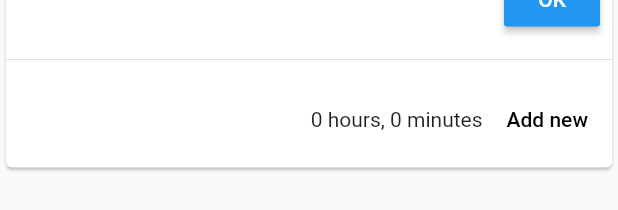
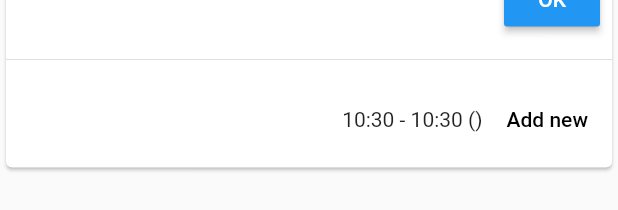
Before and after one commit to aweas/Journey-planner, a Flutter app: the JourneyPlanCard widget shown alone on an empty page, opened directly with empty values, after a tap on "Add new", after a tap on "OK", on a phone screen of 412 x 824 dp. Shown: the part 320-530 px from the top of the screen. Run offline on Flutter 3.47's test engine with Material 2 defaults, Android fonts, the phone set to English and light mode, and no system bars.

```diff
--- a/lib/helpers/journey_classes.dart
+++ /dev/null
@@ -1,159 +0,0 @@
-import 'package:flutter/material.dart';
-
-class JourneyPlan {
-  List<JourneyElement> journeyElements;
-  int duration = 0;
-  JourneyPlan({List<JourneyElement> elements}) {
-    this.journeyElements = elements;
-  }
-
-  JourneyPlanCard buildCard() {
-    this.journeyElements.forEach((x) => duration += x.time);
-    return new JourneyPlanCard(plan: this);
-  }
-
-  void add(JourneyElement element) {
-    this.journeyElements.add(element);
-    this.duration += element.time;
-  }
-}
-
-class JourneyElement {
-  Icon icon;
-  String name;
-  String comment;
-  int time;
-
-  JourneyElement({Icon icon, String name, String comment, int time}) {
-    this.icon = icon;
-    this.name = name;
-    this.comment = comment;
-    this.time = time;
-  }
-
-  JourneyElementTile buildTile() {
-    return new JourneyElementTile(element: this);
-  }
-}
-
-class JourneyElementTile extends ListTile {
-  JourneyElementTile({Key key, JourneyElement element})
-      : super(
-            key: key,
-            leading: element.icon,
-            title: new Text(element.name),
-            subtitle: new Text(element.comment),
-            trailing: new Text(element.time.toString()));
-}
-
-class JourneyElementInput extends Form {
-  final JourneyElement element;
-  final _JourneyPlanCard plan;
-  static GlobalKey<FormState> formKey = new GlobalKey<FormState>();
-  JourneyElementInput({this.element, this.plan})
-      : super(
-            key:formKey,
-            child: new Column(children: <Widget>[
-              new TextFormField(
-                  decoration:
-                      new InputDecoration(hintText: 'Tram', labelText: 'Name'),
-                  onSaved: (String value){
-                    element.name = value;
-                  }),
-              new TextFormField(
-                  decoration: new InputDecoration(
-                      hintText: 'T27', labelText: 'Description'),
-                  onSaved: (String value){
-                    element.comment = value;
-                  }),
-              new TextFormField(
-                  keyboardType: TextInputType.numberWithOptions(
-                      signed: true, decimal: false),
-                  decoration: new InputDecoration(
-                      hintText: '15', labelText: 'Time (minutes)'),
-                  onSaved: (String value){
-                    element.time = int.parse(value);
-                  }),
-              new ButtonTheme.bar(
-                  child: new ButtonBar(children: [
-                RaisedButton(
-                  child: const Text(
-                    "OK",
-                    style: const TextStyle(color: Colors.white),
-                  ),
-                  onPressed: () {
-                      formKey.currentState.save();
-                      plan.setState((){
-                        element.icon = new Icon(Icons.directions_bus);
-                        plan.tile = null;
-                        plan.widget.plan.add(element);
-                      });
-                  },
-                  color: Colors.blue,
-                )
-              ]))
-            ]));
-}
-
-class JourneyPlanCard extends StatefulWidget {
-  final JourneyPlan plan;
-  JourneyPlanCard({Key key, this.plan}) : super(key: key);
-
-  @override
-  _JourneyPlanCard createState() => _JourneyPlanCard();
-}
-
-class _JourneyPlanCard extends State<JourneyPlanCard> {
-  JourneyElementInput tile;
-  JourneyElement newTile = new JourneyElement();
-
-  @override
-  Widget build(BuildContext context) {
-    List<JourneyElementTile> tiles = [];
-    widget.plan.journeyElements
-        .forEach((element) => tiles.add(element.buildTile()));
-
-    List<Widget> temp = new List.from(tiles);
-    List<Widget> newData = [];
-    temp.forEach((item) {
-      newData.add(item);
-      newData.add(new Divider());
-    });
-
-    if (tile != null) {
-      newData.add(tile);
-      newData.add(new Divider());
-    }
-
-    newData.add(new ButtonTheme.bar(
-      child: new ButtonBar(
-        children: <Widget>[
-          new Text(buildString()),
-          new FlatButton(
-            child: const Text('Add new'),
-            onPressed: () {
-              setState(() {
-                tile = new JourneyElementInput(element: newTile, plan:this);
-              });
-            },
-          ),
-        ],
-      ),
-    ));
-
-    Card card = new Card(
-      child: new Column(
-        mainAxisSize: MainAxisSize.min,
-        children: newData,
-      ),
-    );
-
-    return card;
-  }
-
-  String buildString(){
-     int hours = (widget.plan.duration/60).round();
-     int minutes = widget.plan.duration%60;
-     return "$hours hours, $minutes minutes";
-  }
-}
--- /dev/null
+++ b/lib/helpers/journey_elements.dart
@@ -0,0 +1,99 @@
+import 'package:flutter/material.dart';
+
+String buildString(int time) {
+  int hours = (time / 60).floor();
+  int minutes = time % 60;
+  String res = "";
+  if (hours != 0) res += "$hours hours ";
+  if (minutes != 0) res += "$minutes minutes";
+  return res;
+}
+
+class JourneyElement {
+  Icon icon;
+  String name;
+  String comment;
+  int time;
+
+  JourneyElement({Icon icon, String name, String comment, int time}) {
+    this.icon = icon;
+    this.name = name;
+    this.comment = comment;
+    this.time = time;
+  }
+
+  JourneyElementTile buildTile() {
+    return new JourneyElementTile(element: this);
+  }
+}
+
+class JourneyElementTile extends ListTile {
+  JourneyElementTile({Key key, JourneyElement element})
+      : super(
+            key: key,
+            leading: element.icon,
+            title: new Text(element.name),
+            subtitle: new Text(element.comment),
+            trailing: new Text(buildString(element.time)));
+}
+
+class JourneyElementInput extends StatefulWidget {
+  final Function saveHandler;
+
+  JourneyElementInput({Key key, this.saveHandler}) : super(key: key);
+
+  @override
+  _JourneyElementInput createState() => _JourneyElementInput(saveHandler);
+}
+
+class _JourneyElementInput extends State<JourneyElementInput> {
+  final GlobalKey<FormState> formKey = new GlobalKey<FormState>();
+  final Function saveHandler;
+
+  final TextEditingController nameController = new TextEditingController();
+  final TextEditingController descController = new TextEditingController();
+  final TextEditingController timeController = new TextEditingController();
+
+  _JourneyElementInput(this.saveHandler) : super();
+
+  @override
+  Widget build(BuildContext context) {
+    Column result = new Column(children: <Widget>[
+      new TextFormField(
+          decoration: new InputDecoration(hintText: 'Tram', labelText: 'Name'),
+          controller: nameController),
+      new TextFormField(
+          decoration:
+              new InputDecoration(hintText: 'T27', labelText: 'Description'),
+          controller: descController),
+      new TextFormField(
+          keyboardType:
+              TextInputType.numberWithOptions(signed: true, decimal: false),
+          decoration:
+              new InputDecoration(hintText: '15', labelText: 'Time (minutes)'),
+          controller: timeController),
+      new ButtonTheme.bar(
+          child: new ButtonBar(children: [
+        RaisedButton(
+          child: const Text(
+            "OK",
+            style: const TextStyle(color: Colors.white),
+          ),
+          onPressed: () {
+            JourneyElement input = new JourneyElement(
+              icon: new Icon(Icons.directions_bus),
+              name: nameController.text,
+              comment: descController.text,
+              time: int.parse(timeController.text)
+              );
+
+            this.saveHandler(input);
+          },
+          color: Colors.blue,
+        )
+      ]))
+    ]);
+
+    return result;
+  }
+}
--- /dev/null
+++ b/lib/helpers/journey_plans.dart
@@ -0,0 +1,116 @@
+import 'package:flutter/material.dart';
+import 'package:journey_list/helpers/journey_elements.dart';
+
+class JourneyPlan {
+  List<JourneyElement> journeyElements;
+  int duration = 0;
+  JourneyPlan({List<JourneyElement> elements}) {
+    this.journeyElements = elements;
+  }
+
+  JourneyPlanCard buildCard() {
+    duration = 0;
+    this.journeyElements.forEach((x) => duration += x.time);
+    return new JourneyPlanCard(plan: this);
+  }
+
+  void add(JourneyElement element) {
+    this.journeyElements.add(element);
+    this.duration += element.time;
+  }
+}
+
+class JourneyPlanCard extends StatefulWidget {
+  final JourneyPlan plan;
+  JourneyPlanCard({Key key, this.plan}) : super(key: key);
+
+  @override
+  _JourneyPlanCard createState() => _JourneyPlanCard();
+}
+
+class _JourneyPlanCard extends State<JourneyPlanCard> {
+  JourneyElementInput inputFormTile;
+  JourneyElement newTile = new JourneyElement();
+
+  void addItemToList(JourneyElement tile) {
+    setState(() {
+      inputFormTile = null;
+      widget.plan.add(tile);
+    });
+  }
+
+  @override
+  Widget build(BuildContext context) {
+    List<JourneyElementTile> tiles = [];
+    widget.plan.journeyElements
+        .forEach((element) => tiles.add(element.buildTile()));
+
+    List<Widget> temp = new List.from(tiles);
+    List<Widget> newData = [];
+    temp.forEach((item) {
+      newData.add(item);
+      newData.add(new Divider());
+    });
+
+    if (inputFormTile != null) {
+      newData.add(inputFormTile);
+      newData.add(new Divider());
+    }
+
+    newData.add(new ButtonTheme.bar(
+      child: new ButtonBar(
+        children: <Widget>[
+          new Text( craftHourString()
+            ),
+          new FlatButton(
+            child: const Text('Add new'),
+            onPressed: () {
+              setState(() {
+                inputFormTile = new JourneyElementInput(saveHandler: addItemToList);
+              });
+            },
+          ),
+        ],
+      ),
+    ));
+
+    Card card = new Card(
+      child: new Column(
+        mainAxisSize: MainAxisSize.min,
+        children: newData,
+      ),
+    );
+
+    return card;
+  }
+
+  String _leadingZero(int time) {
+    if(time>=10)
+      return time.toString();
+    else if(time!=0)
+      return "0$time";
+    else
+      return "00";
+  }
+
+  String craftHourString() {
+    int hourNow = DateTime.now().hour;
+    int minuteNow = DateTime.now().minute;
+    int minutesTillNow = hourNow*60+minuteNow;
+
+    int minutesTillDestination = minutesTillNow + widget.plan.duration;
+    int hourThen = (minutesTillDestination/60).floor();
+    int minuteThen = minutesTillDestination%60;
+
+
+    String hourNowZero = _leadingZero(hourNow);
+    String minuteNowZero = _leadingZero(minuteNow);
+    String hourThenZero = _leadingZero(hourThen);
+    String minuteThenZero = _leadingZero(minuteThen);
+    String elapsed = buildString(widget.plan.duration);
+
+    String res = "$hourNowZero:$minuteNowZero - $hourThenZero:$minuteThenZero ($elapsed)";
+
+    return res;
+  }
+}
--- a/lib/main.dart
+++ b/lib/main.dart
@@ -1,5 +1,6 @@
 import 'package:flutter/material.dart';
-import 'package:journey_list/helpers/journey_classes.dart';
+import 'package:journey_list/helpers/journey_plans.dart';
+import 'package:journey_list/helpers/journey_elements.dart';
 
 void main() => runApp(new MyApp());
 
```
